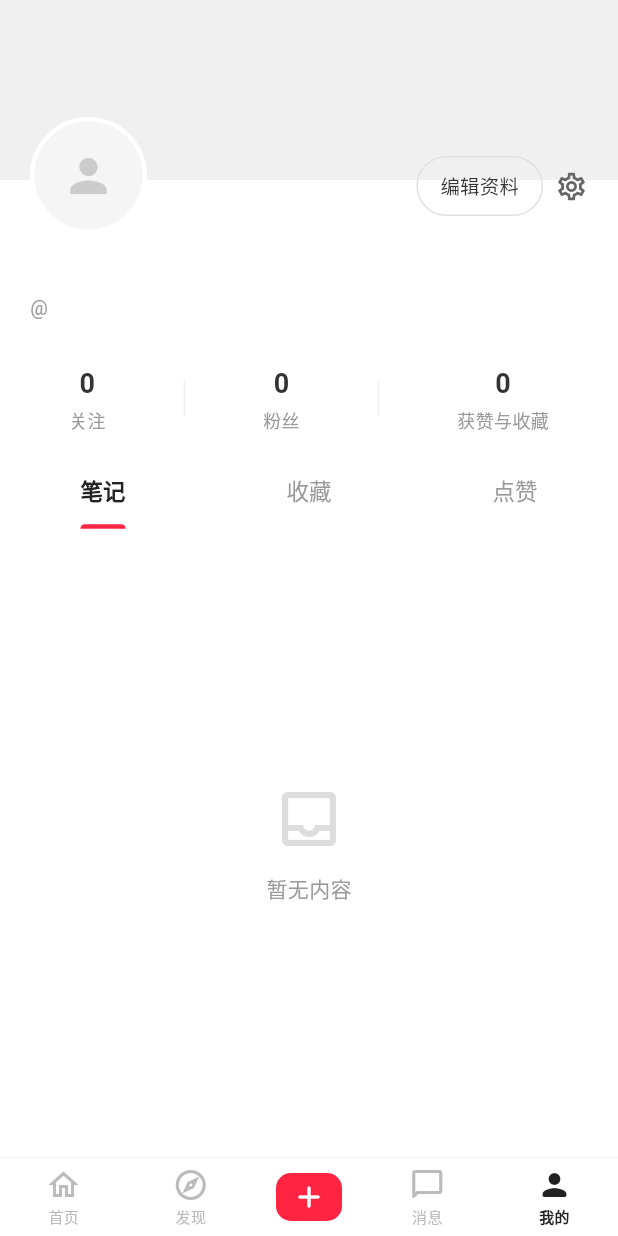
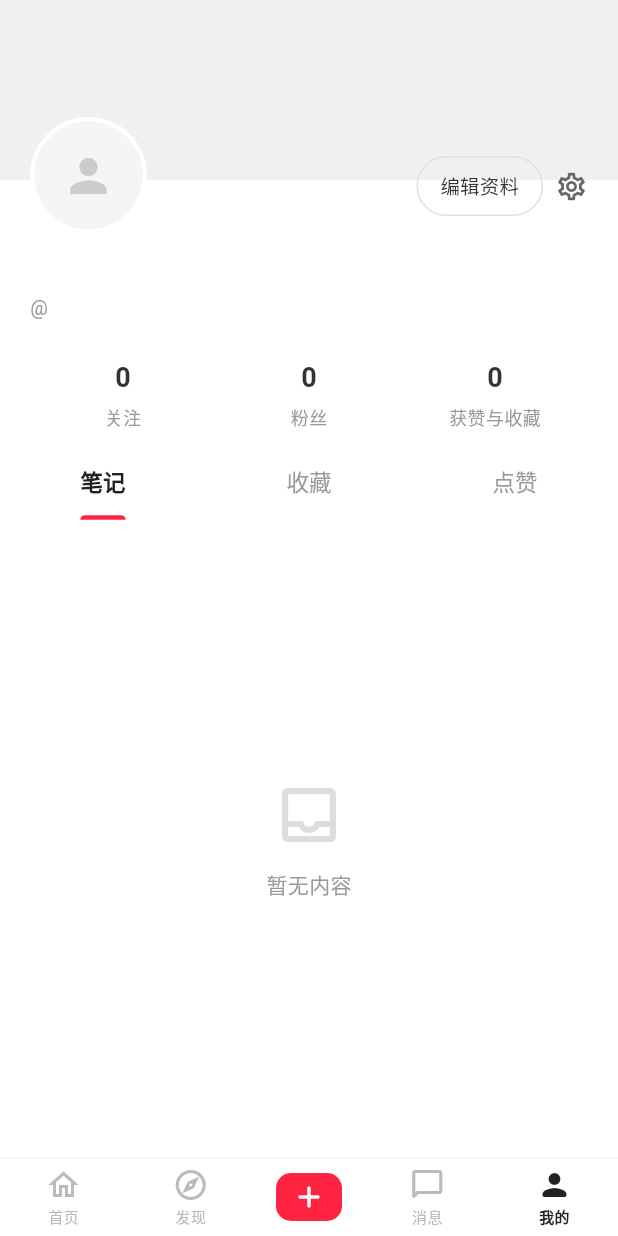
Before and after one commit to huddnyuesdi-cmd/yue-app, a Flutter app: the HomePage screen opened directly, item 5 of the bottom bar chosen, on a phone screen of 412 x 824 dp. Run offline on Flutter 3.47's test engine with Material 3 defaults, Android fonts, the phone set to English and light mode, and no system bars; our stand-ins replace dio, open_filex, package_info_plus, permission_handler, shared_preferences; accounts and stored records are empty; network calls fail.

Commit message:
Fix follow button, remove tablet layout, beautify stats row
1. Follow button: optimistic UI update first, persist to local storage immediately, remove post-API server verification that caused two-click issue, keep _isToggling flag longer to prevent profile load overwrite
2. Follow animation: add bounce effect (scale 0.8→1.08→1.0), use easeOutBack curve, add AnimatedSwitcher for text transitions
3. Remove tablet breakpoints from LayoutConfig - always use 2-column grid
4. Remove vertical dividers between stats (关注/粉丝/获赞与收藏), use Expanded for even spacing

Co-authored-by: huddnyuesdi-cmd <262306562+huddnyuesdi-cmd@users.noreply.github.com>

```diff
--- a/yue_app/lib/config/layout_config.dart
+++ b/yue_app/lib/config/layout_config.dart
@@ -1,11 +1,7 @@
 class LayoutConfig {
-  static const double tabletBreakpoint = 600;
-  static const double largeTabletBreakpoint = 900;
   static const double maxFormWidth = 480;
 
   static int getGridColumnCount(double width) {
-    if (width >= largeTabletBreakpoint) return 4;
-    if (width >= tabletBreakpoint) return 3;
     return 2;
   }
 }
--- a/yue_app/lib/pages/profile_page.dart
+++ b/yue_app/lib/pages/profile_page.dart
@@ -443,30 +443,21 @@ class _ProfilePageState extends State<ProfilePage> with SingleTickerProviderStat
 
     return Container(
       color: Colors.white,
-      padding: const EdgeInsets.fromLTRB(20, 16, 20, 16),
+      padding: const EdgeInsets.fromLTRB(20, 12, 20, 12),
       child: Row(
-        mainAxisAlignment: MainAxisAlignment.spaceAround,
+        mainAxisAlignment: MainAxisAlignment.spaceEvenly,
         children: [
           _buildStatItem('$followingCount', '关注'),
-          _buildDivider(),
           _buildStatItem('$followerCount', '粉丝'),
-          _buildDivider(),
           _buildStatItem('$likeCount', '获赞与收藏'),
         ],
       ),
     );
   }
 
-  Widget _buildDivider() {
-    return Container(
-      width: 1,
-      height: 24,
-      color: const Color(0xFFEEEEEE),
-    );
-  }
-
   Widget _buildStatItem(String count, String label) {
-    return Column(
+    return Expanded(
+      child: Column(
         children: [
           Text(
             count,
@@ -476,12 +467,13 @@ class _ProfilePageState extends State<ProfilePage> with SingleTickerProviderStat
               color: Color(0xFF333333),
             ),
           ),
-        const SizedBox(height: 2),
+          const SizedBox(height: 4),
           Text(
             label,
             style: const TextStyle(fontSize: 12, color: Color(0xFF999999)),
           ),
         ],
+      ),
     );
   }
 
```
Also changed, not shown: yue_app/lib/pages/user_profile_page.dart (+25 -26 lines). Lines whose indentation alone changed are shown as unchanged.
